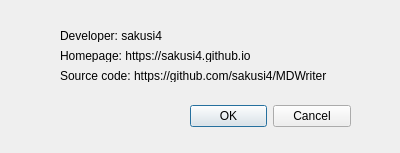
sakusi4/MDWriter, file aboutdialog.ui: the form before one commit.
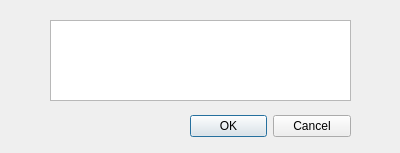
The form after the commit.

The edit to the form file:
```diff
--- a/aboutdialog.ui
+++ b/aboutdialog.ui
@@ -17,7 +17,7 @@
    <property name="geometry">
     <rect>
      <x>190</x>
-     <y>100</y>
+     <y>110</y>
      <width>161</width>
      <height>32</height>
     </rect>
@@ -29,43 +29,20 @@
     <set>QDialogButtonBox::Cancel|QDialogButtonBox::Ok</set>
    </property>
   </widget>
-  <widget class="QLabel" name="label">
+  <widget class="QTextEdit" name="textEdit_about">
    <property name="geometry">
     <rect>
-     <x>60</x>
-     <y>30</y>
-     <width>107</width>
-     <height>12</height>
+     <x>50</x>
+     <y>20</y>
+     <width>301</width>
+     <height>81</height>
     </rect>
    </property>
-   <property name="text">
-    <string>Developer: sakusi4</string>
+   <property name="documentTitle">
+    <string/>
    </property>
-  </widget>
-  <widget class="QLabel" name="label_2">
-   <property name="geometry">
-    <rect>
-     <x>60</x>
-     <y>50</y>
-     <width>207</width>
-     <height>12</height>
-    </rect>
-   </property>
-   <property name="text">
-    <string>Homepage: https://sakusi4.github.io</string>
-   </property>
-  </widget>
-  <widget class="QLabel" name="label_3">
-   <property name="geometry">
-    <rect>
-     <x>60</x>
-     <y>70</y>
-     <width>291</width>
-     <height>12</height>
-    </rect>
-   </property>
-   <property name="text">
-    <string>Source code: https://github.com/sakusi4/MDWriter</string>
+   <property name="readOnly">
+    <bool>true</bool>
    </property>
   </widget>
  </widget>
```
